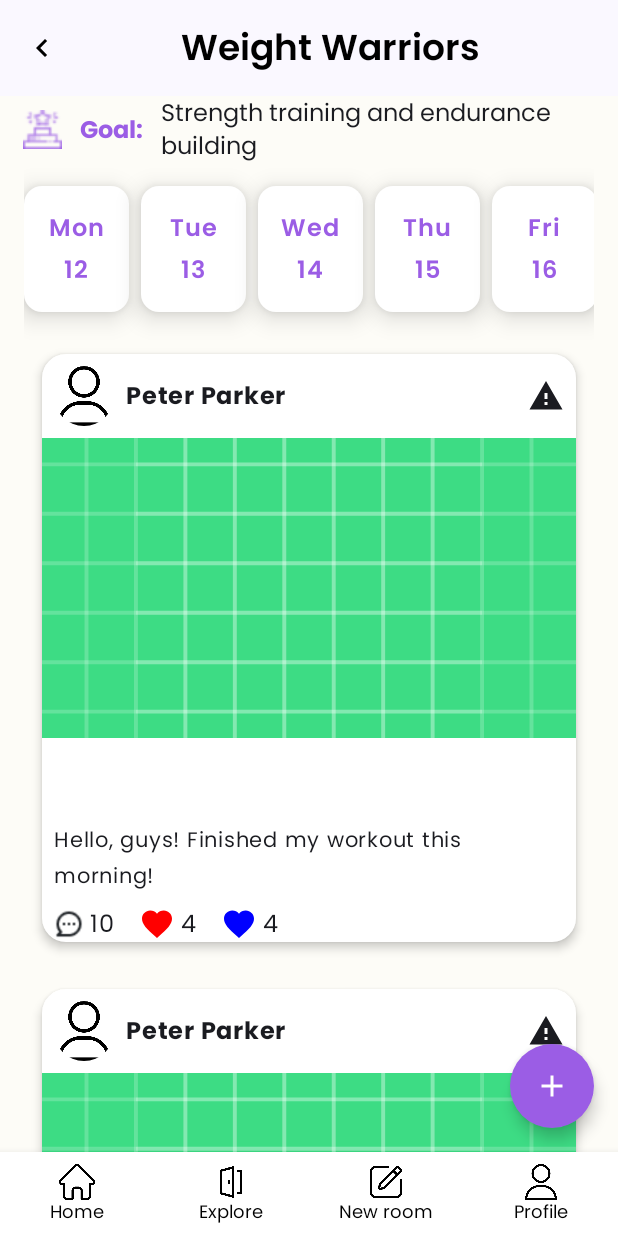
After one commit to Ruslan794/HabiBoo, an Android app built with Jetpack Compose: the composable RoomScreen shown on its own in the app's theme, on a phone screen of 412 x 824 dp. The commit adds this screen. Run offline under Robolectric (Android 15) with nearby library versions, the phone set to English and light mode, and no system bars; 1 statement that could not run was skipped.

Commit message:
RoomScreen Zwischenergebniss

```diff
--- /dev/null
+++ b/app/src/main/java/com/example/habiboo/common/EmptyListPlaceHolder.kt
@@ -0,0 +1,28 @@
+package com.example.habiboo.common
+
+import androidx.compose.foundation.layout.Arrangement
+import androidx.compose.foundation.layout.Column
+import androidx.compose.foundation.layout.Spacer
+import androidx.compose.foundation.layout.fillMaxSize
+import androidx.compose.foundation.layout.height
+import androidx.compose.foundation.layout.padding
+import androidx.compose.material3.Text
+import androidx.compose.runtime.Composable
+import androidx.compose.ui.Alignment
+import androidx.compose.ui.Modifier
+import androidx.compose.ui.unit.dp
+
+
+@Composable
+fun EmptyListPlaceHolder(modifier: Modifier = Modifier) {
+    Column(
+        modifier = modifier
+            .fillMaxSize()
+            .padding(bottom = 56.dp),
+        verticalArrangement = Arrangement.Center,
+        horizontalAlignment = Alignment.CenterHorizontally
+    ) {
+        Text(text = "There is nothing...\n")
+        Spacer(modifier = Modifier.height(20.dp))
+    }
+}
--- a/app/src/main/java/com/example/habiboo/data/network/services/StreakApiService.kt
+++ b/app/src/main/java/com/example/habiboo/data/network/services/StreakApiService.kt
@@ -5,32 +5,32 @@ import retrofit2.http.*
 
 interface StreakService {
 
-    @GET("/getUserStreak/room/{roomId}")
-    suspend fun getUserStreakByRoomId(
-        @Path("roomId") roomId: String
-    ): Response<StreakResponse>
+//   @GET("/getUserStreak/room/{roomId}")
+//   suspend fun getUserStreakByRoomId(
+//       @Path("roomId") roomId: String
+//   ): Response<StreakResponse>
 
-    @GET("/streaks")
-    suspend fun getAllStreaks(): Response<List<StreakResponse>>
+//   @GET("/streaks")
+//   suspend fun getAllStreaks(): Response<List<StreakResponse>>
 
-    @POST("/streaks")
-    suspend fun createStreak(
-        @Body streakRequest: StreakRequest
-    ): Response<StreakResponse>
+//   @POST("/streaks")
+//   suspend fun createStreak(
+//       @Body streakRequest: StreakRequest
+//   ): Response<StreakResponse>
 
-    @GET("/streaks/{id}")
-    suspend fun getStreakById(
-        @Path("id") streakId: String
-    ): Response<StreakResponse>
+//   @GET("/streaks/{id}")
+//   suspend fun getStreakById(
+//       @Path("id") streakId: String
+//   ): Response<StreakResponse>
 
-    @PUT("/streaks/{id}")
-    suspend fun updateStreak(
-        @Path("id") streakId: String,
-        @Body streakRequest: StreakRequest
-    ): Response<StreakResponse>
+//   @PUT("/streaks/{id}")
+//   suspend fun updateStreak(
+//       @Path("id") streakId: String,
+//       @Body streakRequest: StreakRequest
+//   ): Response<StreakResponse>
 
-    @DELETE("/streaks/{id}")
-    suspend fun deleteStreak(
-        @Path("id") streakId: String
-    ): Response<Unit>
+//   @DELETE("/streaks/{id}")
+//   suspend fun deleteStreak(
+//       @Path("id") streakId: String
+//   ): Response<Unit>
 }
--- a/app/src/main/java/com/example/habiboo/presentation/navigation/AppNavHost.kt
+++ b/app/src/main/java/com/example/habiboo/presentation/navigation/AppNavHost.kt
@@ -4,6 +4,7 @@ import androidx.compose.runtime.Composable
 import androidx.navigation.NavHostController
 import androidx.navigation.compose.NavHost
 import androidx.navigation.compose.composable
+import com.example.habiboo.presentation.screens.RoomScreen.RoomScreen
 import com.example.habiboo.presentation.screens.addhabitscreen.AddHabitScreen
 import com.example.habiboo.presentation.screens.communityscreen.CommunityScreen
 import com.example.habiboo.presentation.screens.homescreen.HomeScreen
@@ -13,7 +14,7 @@ import com.example.habiboo.presentation.screens.loginscreen.SplashScreen
 @Composable
 fun AppNavHost(
     navController: NavHostController,
-    startDestination: String = NavDestination.Splash.route,
+    startDestination: String = NavDestination.Room.route,
 ) {
     NavHost(
         navController = navController,
@@ -36,5 +37,8 @@ fun AppNavHost(
         composable(NavDestination.Community.route) {
             CommunityScreen(navController)
         }
+        composable(NavDestination.Room.route) {
+            RoomScreen(navController)
+        }
     }
 }
--- a/app/src/main/java/com/example/habiboo/presentation/navigation/NavigationRoutes.kt
+++ b/app/src/main/java/com/example/habiboo/presentation/navigation/NavigationRoutes.kt
@@ -5,7 +5,8 @@ enum class Screen {
     ADD_HABIT,
     LOGIN,
     SPlASH,
-    COMMUNITY
+    COMMUNITY,
+    ROOM
 }
 
 sealed class NavDestination(val route: String) {
@@ -14,4 +15,5 @@ sealed class NavDestination(val route: String) {
     data object Login: NavDestination(Screen.LOGIN.name)
     data object Splash: NavDestination(Screen.SPlASH.name)
     data object Community: NavDestination(Screen.COMMUNITY.name)
+    data object Room: NavDestination(Screen.ROOM.name)
 }
--- /dev/null
+++ b/app/src/main/java/com/example/habiboo/presentation/screens/RoomScreen/RoomScreen.kt
@@ -0,0 +1,317 @@
+package com.example.habiboo.presentation.screens.RoomScreen
+
+import androidx.compose.foundation.Image
+import androidx.compose.foundation.background
+import androidx.compose.foundation.clickable
+import androidx.compose.foundation.layout.Arrangement
+import androidx.compose.foundation.layout.Column
+import androidx.compose.foundation.layout.Row
+import androidx.compose.foundation.layout.Spacer
+import androidx.compose.foundation.layout.fillMaxSize
+import androidx.compose.foundation.layout.fillMaxWidth
+import androidx.compose.foundation.layout.height
+import androidx.compose.foundation.layout.padding
+import androidx.compose.foundation.layout.size
+import androidx.compose.foundation.layout.width
+import androidx.compose.foundation.lazy.LazyColumn
+import androidx.compose.foundation.lazy.LazyRow
+import androidx.compose.foundation.lazy.items
+import androidx.compose.foundation.shape.RoundedCornerShape
+import androidx.compose.material.Card
+import androidx.compose.material.FloatingActionButton
+import androidx.compose.material.MaterialTheme
+import androidx.compose.material.icons.Icons
+import androidx.compose.material.icons.automirrored.filled.KeyboardArrowLeft
+import androidx.compose.material.icons.filled.Add
+import androidx.compose.material.icons.filled.Favorite
+import androidx.compose.material.icons.filled.PlayArrow
+import androidx.compose.material.icons.outlined.Warning
+import androidx.compose.material3.CardDefaults
+import androidx.compose.material3.ExperimentalMaterial3Api
+import androidx.compose.material3.FabPosition
+import androidx.compose.material3.Icon
+import androidx.compose.material3.IconButton
+import androidx.compose.material3.Scaffold
+import androidx.compose.material3.Text
+import androidx.compose.material3.TopAppBar
+import androidx.compose.runtime.Composable
+import androidx.compose.ui.Alignment
+import androidx.compose.ui.Modifier
+import androidx.compose.ui.draw.clip
+import androidx.compose.ui.graphics.Color
+import androidx.compose.ui.layout.ContentScale
+import androidx.compose.ui.res.painterResource
+import androidx.compose.ui.text.font.FontWeight
+import androidx.compose.ui.text.style.TextAlign
+import androidx.compose.ui.tooling.preview.Preview
+import androidx.compose.ui.unit.dp
+import androidx.compose.ui.unit.sp
+import androidx.navigation.NavController
+import com.example.habiboo.R
+import com.example.habiboo.common.EmptyListPlaceHolder
+import com.example.habiboo.domain.model.Room
+import com.example.habiboo.domain.model.Task
+import com.example.habiboo.presentation.navigation.BottomNavigationBar
+import com.example.habiboo.presentation.theme.backgroundWhite
+import com.example.habiboo.presentation.theme.mainPurple
+import com.example.habiboo.presentation.theme.mainTextStyleMin
+
+@OptIn(ExperimentalMaterial3Api::class)
+@Composable
+fun RoomScreen(navController: NavController) {
+
+    var room = Room(
+        id = "room1",
+        name = "Room 1",
+        description = "Description of Room 1 with detailed info.",
+        maxMembers = 10,
+        currentMembers = 1,
+        isPrivate = false,
+        imageUrl = "http://example.com/image$.jpg",
+        tasks = listOf(
+            Task(
+                id = "task 1",
+                name = "Task 1",
+                description = "Task 1 description",
+                isCompleted = false
+            ),
+        )
+    )
+
+    val testList = listOf(1, 2, 3, 4, 5)
+
+    Scaffold(
+        bottomBar = {
+            BottomNavigationBar(navController = navController)
+        },
+        modifier = Modifier.background(backgroundWhite),
+        topBar = {
+            TopAppBar(
+                title = {
+                    Text(
+                        "Weight Warriors",
+                        modifier = Modifier
+                            .fillMaxWidth()
+                            .padding(end = 20.dp),
+                        style = mainTextStyleMin,
+                        fontWeight = FontWeight.SemiBold,
+                        textAlign = TextAlign.Center,
+                        fontSize = 24.sp,
+                        color = Color.Black
+                    )
+                },
+                navigationIcon = {
+                    IconButton(onClick = { navController.navigateUp() }) {
+                        Icon(
+                            Icons.AutoMirrored.Filled.KeyboardArrowLeft,
+                            contentDescription = "Back",
+                            tint = Color.Black
+                        )
+                    }
+                },
+                modifier = Modifier.background(Color.Transparent)
+            )
+        },
+        floatingActionButton = {
+            FloatingActionButton(
+                onClick = { /* Handle FAB click action */ },
+                backgroundColor = mainPurple
+            ) {
+                Icon(
+                    imageVector = Icons.Default.Add,
+                    contentDescription = "Add",
+                    tint = Color.White
+                )
+            }
+        },
+        floatingActionButtonPosition = FabPosition.End,
+    ) { paddingValues ->
+        Column(
+            modifier = Modifier
+                .fillMaxSize()
+                .background(backgroundWhite)
+                .padding(paddingValues)
+        ) {
+
+            Row(
+                verticalAlignment = Alignment.CenterVertically,
+                horizontalArrangement = Arrangement.Center,
+                modifier = Modifier
+                    .fillMaxWidth()
+                    .padding(horizontal = 15.dp)
+            ) {
+                Image(
+                    painter = painterResource(R.drawable.goal_icon),
+                    contentDescription = "Bottom navigation Image",
+                    modifier = Modifier.size(26.dp),
+                )
+                Spacer(Modifier.width(12.dp))
+                Text(
+                    "Goal:",
+                    fontSize = 16.sp,
+                    fontWeight = FontWeight.Bold,
+                    style = mainTextStyleMin,
+                    color = mainPurple,
+                )
+                Spacer(Modifier.width(12.dp))
+                Text(
+                    text = "Strength training and endurance building",
+                    style = mainTextStyleMin,
+                    fontSize = 16.sp,
+                )
+            }
+
+            Spacer(modifier = Modifier.height(16.dp))
+            WeekDaysRow()
+
+            if (testList.isEmpty()) {
+                EmptyListPlaceHolder(modifier = Modifier.weight(1f))
+            } else {
+                testList.let {
+
+                    LazyColumn(
+                        modifier = Modifier
+                            .fillMaxSize()
+                            .padding(horizontal = 20.dp)
+                            .padding(top = 20.dp)
+                    ) {
+                        items(testList) { post ->
+                            // TODO() : Add as parameters object of Post class and onClick lamda
+                            PostCard()
+                            Spacer(modifier = Modifier.size(15.dp))
+                        }
+                    }
+                }
+            }
+        }
+    }
+}
+
+@Composable
+fun PostCard() {
+    Card(
+        shape = RoundedCornerShape(16.dp),
+        elevation = 4.dp,
+        modifier = Modifier.padding(8.dp)
+    ) {
+        Column(modifier = Modifier.fillMaxWidth()) {
+            Row(
+                modifier = Modifier.fillMaxWidth().padding(8.dp),
+                verticalAlignment = Alignment.CenterVertically
+            ) {
+                Image(
+                    painter = painterResource(R.drawable.profile_icon),
+                    contentDescription = "Profile picture",
+                    modifier = Modifier.size(40.dp).clip(RoundedCornerShape(50)),
+                    contentScale = ContentScale.Crop
+                )
+                Spacer(Modifier.width(8.dp))
+                Text("Peter Parker", fontWeight = FontWeight.Bold, fontSize = 16.sp)
+                Spacer(Modifier.weight(1f))
+                Icon(
+                    imageVector = Icons.Outlined.Warning,
+                    contentDescription = "Alert",
+                    modifier = Modifier.size(24.dp)
+                )
+            }
+            Image(
+                painter = painterResource(R.drawable.ic_launcher_background),
+                contentDescription = "Workout Image",
+                modifier = Modifier.fillMaxWidth().height(200.dp),
+                contentScale = ContentScale.Crop
+            )
+            Icon(
+                imageVector = Icons.Filled.PlayArrow,
+                contentDescription = "Play Video",
+                modifier = Modifier.size(48.dp).align(Alignment.CenterHorizontally),
+                tint = Color.White
+            )
+            Text(
+                "Hello, guys! Finished my workout this morning!",
+                modifier = Modifier.padding(8.dp),
+                fontSize = 14.sp
+            )
+            Row(
+                modifier = Modifier.fillMaxWidth().padding(horizontal = 8.dp),
+                verticalAlignment = Alignment.CenterVertically
+            ) {
+                Image(
+                    painter = painterResource(id = R.drawable.comment_dots),
+                    contentDescription = "Background Image",
+                    modifier = Modifier.size(20.dp),
+                    contentScale = ContentScale.Fit
+                )
+                Text("10", modifier = Modifier.padding(start = 4.dp))
+                Spacer(Modifier.width(16.dp))
+                Icon(
+                    imageVector = Icons.Filled.Favorite,
+                    contentDescription = "Likes",
+                    tint = Color.Red
+                )
+                Text("4", modifier = Modifier.padding(start = 4.dp))
+                Spacer(Modifier.width(16.dp))
+                Icon(
+                    imageVector = Icons.Filled.Favorite,
+                    contentDescription = "Shares",
+                    tint = Color.Blue
+                )
+                Text("4", modifier = Modifier.padding(start = 4.dp))
+            }
+        }
+    }
+}
+
+@Preview(showBackground = true)
+@Composable
+fun PreviewPostCard() {
+    MaterialTheme {
+        PostCard()
+    }
+}
+
+@Composable
+fun WeekDaysRow() {
+
+    val days = listOf("Mon", "Tue", "Wed", "Thu", "Fri", "Sat", "Sun")
+    val dates = listOf(12, 13, 14, 15, 16, 17, 18)
+
+    LazyRow(
+        horizontalArrangement = Arrangement.spacedBy(8.dp),
+        modifier = Modifier.fillMaxWidth().padding(horizontal = 16.dp)
+    ) {
+        items(days.zip(dates)) { (day, date) ->
+            DayButton(day, date)
+        }
+    }
+}
+
+@Composable
+fun DayButton(day: String, date: Int) {
+    Card(
+        shape = RoundedCornerShape(12.dp),
+        elevation = 10.dp,
+        backgroundColor = Color.White,
+        modifier = Modifier
+            .clickable { /* Handle click here */ }
+            .width(70.dp)
+    ) {
+        Column(
+            horizontalAlignment = Alignment.CenterHorizontally,
+            modifier = Modifier.padding(vertical = 16.dp)
+        ) {
+            Text(
+                text = day,
+                color = mainPurple,
+                fontSize = 16.sp,
+                fontWeight = FontWeight.SemiBold
+            )
+            Spacer(modifier = Modifier.height(4.dp))
+            Text(
+                text = "$date",
+                color = mainPurple,
+                fontSize = 16.sp,
+                fontWeight = FontWeight.SemiBold
+            )
+        }
+    }
+}
--- a/app/src/main/java/com/example/habiboo/presentation/screens/homescreen/HomeScreen.kt
+++ b/app/src/main/java/com/example/habiboo/presentation/screens/homescreen/HomeScreen.kt
@@ -26,6 +26,7 @@ import androidx.compose.ui.graphics.Color
 import androidx.compose.ui.unit.dp
 import androidx.lifecycle.viewmodel.compose.viewModel
 import androidx.navigation.NavHostController
+import com.example.habiboo.common.EmptyListPlaceHolder
 import com.example.habiboo.common.RoomCard
 import com.example.habiboo.common.SearchBar
 import com.example.habiboo.domain.model.Room
@@ -40,7 +41,6 @@ fun HomeScreen(navController: NavHostController, vm: HomeScreenViewModel = viewM
     val roomsState = vm.rooms.observeAsState()
 
     RoomJoinDialog(true) {  }
-
 
     Scaffold(
         topBar = {
@@ -103,17 +103,3 @@ fun RoomList(rooms: List<Room>, onRoomClick: (String) -> Unit, modifier: Modifie
         }
     }
 }
-
-@Composable
-fun EmptyListPlaceHolder(modifier: Modifier = Modifier) {
-    Column(
-        modifier = modifier
-            .fillMaxSize()
-            .padding(bottom = 56.dp),
-        verticalArrangement = Arrangement.Center,
-        horizontalAlignment = Alignment.CenterHorizontally
-    ) {
-        Text(text = "You have no rooms so far...\nStart right now!")
-        Spacer(modifier = Modifier.height(20.dp))
-    }
-}
--- a/app/src/main/java/com/example/habiboo/presentation/theme/Type.kt
+++ b/app/src/main/java/com/example/habiboo/presentation/theme/Type.kt
@@ -13,7 +13,8 @@ val Poppins = FontFamily(
     Font(R.font.poppins_regular, weight = FontWeight.Normal),
     Font(R.font.poppins_bold, weight = FontWeight.Bold),
     Font(R.font.poppins_black, weight = FontWeight.Black),
-    Font(R.font.poppins_light, weight = FontWeight.Light)
+    Font(R.font.poppins_light, weight = FontWeight.Light),
+    Font(R.font.poppins_semi_bold, weight = FontWeight.SemiBold)
 )
 
 val SulphurPoint = FontFamily(
```
Also changed, not shown: app/src/main/res/drawable/comment_dots.png (added), app/src/main/res/font/poppins_semi_bold.ttf (added).
